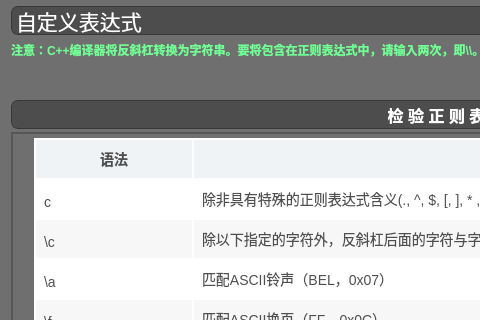
Before: the Qt Designer form mainwindow.ui in HuaGouFdog/QRegExp, drawn with Qt 5; both pictures show x 0 to 480 and y 162 to 482 of the 920 by 688 pixel window.
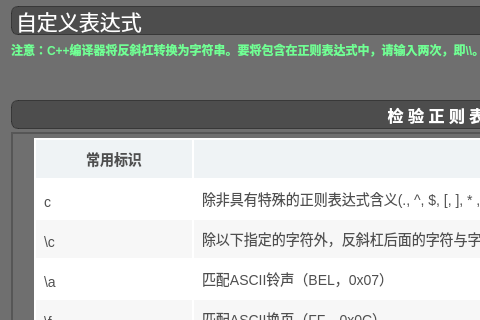
After: the same form once the commit is applied. Icons and pictures are not drawn.

Patch:
```diff
--- a/mainwindow.ui
+++ b/mainwindow.ui
@@ -6,7 +6,7 @@
    <rect>
     <x>0</x>
     <y>0</y>
-    <width>910</width>
+    <width>916</width>
     <height>688</height>
    </rect>
   </property>
@@ -316,7 +316,7 @@
         <rect>
          <x>0</x>
          <y>0</y>
-         <width>884</width>
+         <width>890</width>
          <height>418</height>
         </rect>
        </property>
@@ -352,7 +352,7 @@
 &lt;table border=&quot;0&quot; style=&quot; margin-top:0px; margin-bottom:24px; margin-left:0px; margin-right:0px;&quot; align=&quot;center&quot; cellspacing=&quot;2&quot; cellpadding=&quot;0&quot; bgcolor=&quot;#ffffff&quot;&gt;&lt;thead&gt;
 &lt;tr&gt;
 &lt;td bgcolor=&quot;#eff3f5&quot; style=&quot; vertical-align:middle; padding-left:8; padding-right:8; padding-top:8; padding-bottom:8;&quot;&gt;
-&lt;p align=&quot;center&quot; style=&quot; margin-top:0px; margin-bottom:0px; margin-left:0px; margin-right:0px; -qt-block-indent:0; text-indent:0px; line-height:22px;&quot;&gt;&lt;span style=&quot; font-family:'-apple-system,SF UI Text,Arial,PingFang SC,Hiragino Sans GB,Microsoft YaHei,WenQuanYi Micro Hei,sans-serif'; font-size:14px; font-weight:696; color:#4f4f4f; background-color:#eff3f5;&quot;&gt;语法&lt;/span&gt;&lt;/p&gt;&lt;/td&gt;
+&lt;p align=&quot;center&quot; style=&quot; margin-top:0px; margin-bottom:0px; margin-left:0px; margin-right:0px; -qt-block-indent:0; text-indent:0px; line-height:22px;&quot;&gt;&lt;span style=&quot; font-family:'-apple-system,SF UI Text,Arial,PingFang SC,Hiragino Sans GB,Microsoft YaHei,WenQuanYi Micro Hei,sans-serif'; font-size:14px; font-weight:696; color:#4f4f4f; background-color:#eff3f5;&quot;&gt;常用标识&lt;/span&gt;&lt;/p&gt;&lt;/td&gt;
 &lt;td bgcolor=&quot;#eff3f5&quot; style=&quot; vertical-align:middle; padding-left:8; padding-right:8; padding-top:8; padding-bottom:8;&quot;&gt;
 &lt;p align=&quot;center&quot; style=&quot; margin-top:0px; margin-bottom:0px; margin-left:0px; margin-right:0px; -qt-block-indent:0; text-indent:0px; line-height:22px;&quot;&gt;&lt;span style=&quot; font-family:'-apple-system,SF UI Text,Arial,PingFang SC,Hiragino Sans GB,Microsoft YaHei,WenQuanYi Micro Hei,sans-serif'; font-size:14px; font-weight:696; color:#4f4f4f; background-color:#eff3f5;&quot;&gt;含义&lt;/span&gt;&lt;/p&gt;&lt;/td&gt;&lt;/tr&gt;&lt;/thead&gt;
 &lt;tr&gt;
@@ -474,21 +474,22 @@
 &lt;td bgcolor=&quot;#f7f7f7&quot; style=&quot; vertical-align:middle; padding-left:8; padding-right:8; padding-top:8; padding-bottom:8;&quot;&gt;
 &lt;p style=&quot; margin-top:0px; margin-bottom:0px; margin-left:0px; margin-right:0px; -qt-block-indent:0; text-indent:0px; line-height:22px;&quot;&gt;&lt;span style=&quot; font-family:'-apple-system,SF UI Text,Arial,PingFang SC,Hiragino Sans GB,Microsoft YaHei,WenQuanYi Micro Hei,sans-serif'; font-size:14px; color:#4f4f4f; background-color:#f7f7f7;&quot;&gt;a{3}&lt;/span&gt;&lt;/p&gt;&lt;/td&gt;
 &lt;td bgcolor=&quot;#f7f7f7&quot; style=&quot; vertical-align:middle; padding-left:8; padding-right:8; padding-top:8; padding-bottom:8;&quot;&gt;
-&lt;p style=&quot; margin-top:0px; margin-bottom:0px; margin-left:0px; margin-right:0px; -qt-block-indent:0; text-indent:0px; line-height:22px;&quot;&gt;&lt;span style=&quot; font-family:'-apple-system,SF UI Text,Arial,PingFang SC,Hiragino Sans GB,Microsoft YaHei,WenQuanYi Micro Hei,sans-serif'; font-size:14px; color:#4f4f4f; background-color:#f7f7f7;&quot;&gt;3个a&lt;/span&gt;&lt;/p&gt;&lt;/td&gt;&lt;/tr&gt;
+&lt;p style=&quot; margin-top:0px; margin-bottom:0px; margin-left:0px; margin-right:0px; -qt-block-indent:0; text-indent:0px; line-height:22px;&quot;&gt;&lt;span style=&quot; font-family:'-apple-system,SF UI Text,Arial,PingFang SC,Hiragino Sans GB,Microsoft YaHei,WenQuanYi Micro Hei,sans-serif'; font-size:14px; color:#4f4f4f; background-color:#ffffff;&quot;&gt;匹配a3次&lt;/span&gt;&lt;/p&gt;&lt;/td&gt;&lt;/tr&gt;
 &lt;tr&gt;
 &lt;td bgcolor=&quot;#ffffff&quot; style=&quot; vertical-align:middle; padding-left:8; padding-right:8; padding-top:8; padding-bottom:8;&quot;&gt;
 &lt;p style=&quot; margin-top:0px; margin-bottom:0px; margin-left:0px; margin-right:0px; -qt-block-indent:0; text-indent:0px; line-height:22px;&quot;&gt;&lt;span style=&quot; font-family:'-apple-system,SF UI Text,Arial,PingFang SC,Hiragino Sans GB,Microsoft YaHei,WenQuanYi Micro Hei,sans-serif'; font-size:14px; color:#4f4f4f; background-color:#ffffff;&quot;&gt;a{3,}&lt;/span&gt;&lt;/p&gt;&lt;/td&gt;
 &lt;td bgcolor=&quot;#ffffff&quot; style=&quot; vertical-align:middle; padding-left:8; padding-right:8; padding-top:8; padding-bottom:8;&quot;&gt;
-&lt;p style=&quot; margin-top:0px; margin-bottom:0px; margin-left:0px; margin-right:0px; -qt-block-indent:0; text-indent:0px; line-height:22px;&quot;&gt;&lt;span style=&quot; font-family:'-apple-system,SF UI Text,Arial,PingFang SC,Hiragino Sans GB,Microsoft YaHei,WenQuanYi Micro Hei,sans-serif'; font-size:14px; color:#4f4f4f; background-color:#ffffff;&quot;&gt;3个或大于3个a&lt;/span&gt;&lt;/p&gt;&lt;/td&gt;&lt;/tr&gt;
+&lt;p style=&quot; margin-top:0px; margin-bottom:0px; margin-left:0px; margin-right:0px; -qt-block-indent:0; text-indent:0px; line-height:22px;&quot;&gt;&lt;span style=&quot; font-family:'-apple-system,SF UI Text,Arial,PingFang SC,Hiragino Sans GB,Microsoft YaHei,WenQuanYi Micro Hei,sans-serif'; font-size:14px; color:#4f4f4f; background-color:#ffffff;&quot;&gt;匹配a大于等于3次&lt;/span&gt;&lt;/p&gt;&lt;/td&gt;&lt;/tr&gt;
 &lt;tr&gt;
 &lt;td bgcolor=&quot;#f7f7f7&quot; style=&quot; vertical-align:middle; padding-left:8; padding-right:8; padding-top:8; padding-bottom:8;&quot;&gt;
 &lt;p style=&quot; margin-top:0px; margin-bottom:0px; margin-left:0px; margin-right:0px; -qt-block-indent:0; text-indent:0px; line-height:22px;&quot;&gt;&lt;span style=&quot; font-family:'-apple-system,SF UI Text,Arial,PingFang SC,Hiragino Sans GB,Microsoft YaHei,WenQuanYi Micro Hei,sans-serif'; font-size:14px; color:#4f4f4f; background-color:#f7f7f7;&quot;&gt;a{,6}&lt;/span&gt;&lt;/p&gt;&lt;/td&gt;
-&lt;td bgcolor=&quot;#f7f7f7&quot; style=&quot; vertical-align:middle; padding-left:8; padding-right:8; padding-top:8; padding-bottom:8;&quot;&gt;&lt;/td&gt;&lt;/tr&gt;
+&lt;td bgcolor=&quot;#f7f7f7&quot; style=&quot; vertical-align:middle; padding-left:8; padding-right:8; padding-top:8; padding-bottom:8;&quot;&gt;
+&lt;p style=&quot; margin-top:0px; margin-bottom:0px; margin-left:0px; margin-right:0px; -qt-block-indent:0; text-indent:0px;&quot;&gt;&lt;span style=&quot; font-family:'-apple-system,SF UI Text,Arial,PingFang SC,Hiragino Sans GB,Microsoft YaHei,WenQuanYi Micro Hei,sans-serif'; font-size:14px; color:#4f4f4f; background-color:#f7f7f7;&quot;&gt;a匹配至多m次，等价于a{0,6}&lt;/span&gt;&lt;/p&gt;&lt;/td&gt;&lt;/tr&gt;
 &lt;tr&gt;
 &lt;td bgcolor=&quot;#ffffff&quot; style=&quot; vertical-align:middle; padding-left:8; padding-right:8; padding-top:8; padding-bottom:8;&quot;&gt;
 &lt;p style=&quot; margin-top:0px; margin-bottom:0px; margin-left:0px; margin-right:0px; -qt-block-indent:0; text-indent:0px; line-height:22px;&quot;&gt;&lt;span style=&quot; font-family:'-apple-system,SF UI Text,Arial,PingFang SC,Hiragino Sans GB,Microsoft YaHei,WenQuanYi Micro Hei,sans-serif'; font-size:14px; color:#4f4f4f; background-color:#ffffff;&quot;&gt;a{3,6}&lt;/span&gt;&lt;/p&gt;&lt;/td&gt;
 &lt;td bgcolor=&quot;#ffffff&quot; style=&quot; vertical-align:middle; padding-left:8; padding-right:8; padding-top:8; padding-bottom:8;&quot;&gt;
-&lt;p style=&quot; margin-top:0px; margin-bottom:0px; margin-left:0px; margin-right:0px; -qt-block-indent:0; text-indent:0px; line-height:22px;&quot;&gt;&lt;span style=&quot; font-family:'-apple-system,SF UI Text,Arial,PingFang SC,Hiragino Sans GB,Microsoft YaHei,WenQuanYi Micro Hei,sans-serif'; font-size:14px; color:#4f4f4f; background-color:#ffffff;&quot;&gt;a的个数在3和6之间（包括3和6）&lt;/span&gt;&lt;/p&gt;&lt;/td&gt;&lt;/tr&gt;
+&lt;p style=&quot; margin-top:0px; margin-bottom:0px; margin-left:0px; margin-right:0px; -qt-block-indent:0; text-indent:0px; line-height:22px;&quot;&gt;&lt;span style=&quot; font-family:'-apple-system,SF UI Text,Arial,PingFang SC,Hiragino Sans GB,Microsoft YaHei,WenQuanYi Micro Hei,sans-serif'; font-size:14px; color:#4f4f4f; background-color:#ffffff;&quot;&gt;a匹配至少3次，至多6次（包括3和6）&lt;/span&gt;&lt;/p&gt;&lt;/td&gt;&lt;/tr&gt;
 &lt;tr&gt;
 &lt;td bgcolor=&quot;#f7f7f7&quot; style=&quot; vertical-align:middle; padding-left:8; padding-right:8; padding-top:8; padding-bottom:8;&quot;&gt;
 &lt;p style=&quot; margin-top:0px; margin-bottom:0px; margin-left:0px; margin-right:0px; -qt-block-indent:0; text-indent:0px; line-height:22px;&quot;&gt;&lt;span style=&quot; font-family:'-apple-system,SF UI Text,Arial,PingFang SC,Hiragino Sans GB,Microsoft YaHei,WenQuanYi Micro Hei,sans-serif'; font-size:14px; color:#4f4f4f; background-color:#f7f7f7;&quot;&gt;^&lt;/span&gt;&lt;/p&gt;&lt;/td&gt;
```
Left out of the diff: 10 changed lines with no effect on the pictures.
